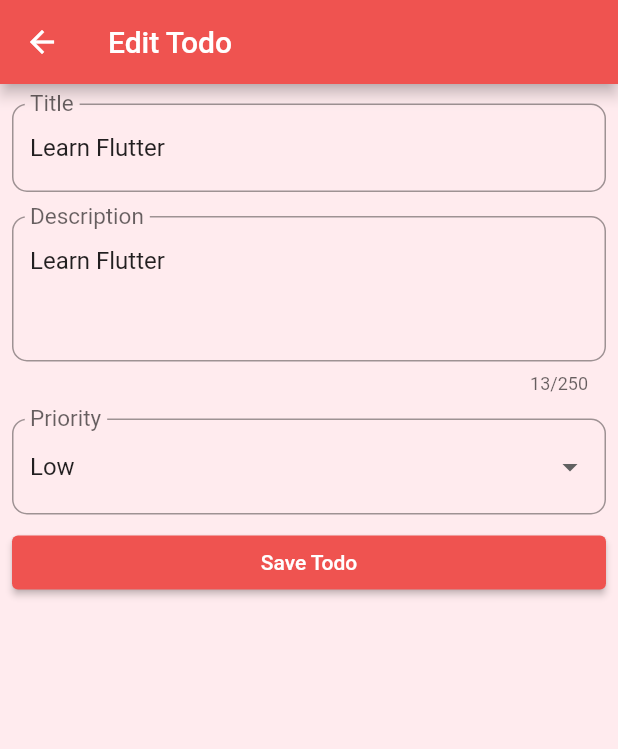
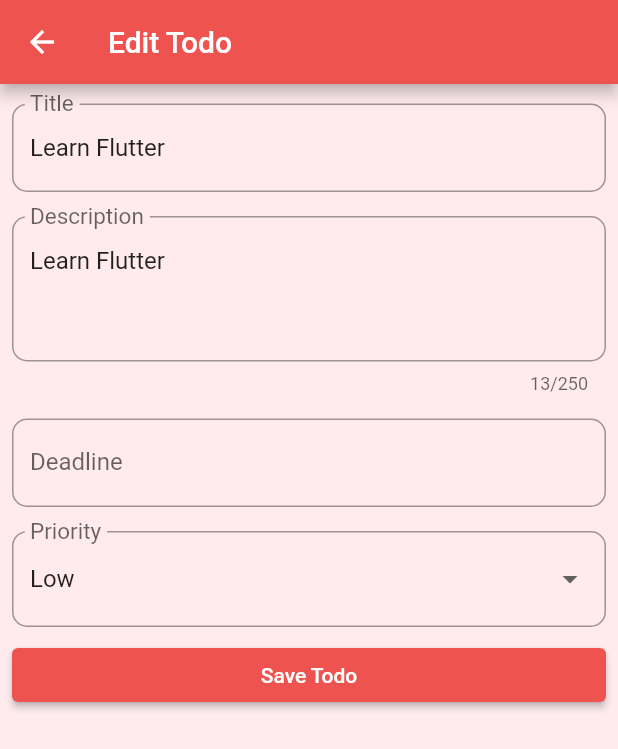
Before and after one commit to joinsigma/flutter-final-solutions, a Flutter app: the TodoEditScreen screen opened directly, on a phone screen of 412 x 824 dp. Shown: the top 749 px of the screen. Run offline on Flutter 3.47's test engine with Material 2 defaults, Android fonts, the phone set to English and light mode, and no system bars; our stand-ins replace bloc, connectivity_plus, equatable, firebase_core, flutter_bloc, kiwi and 3 more; accounts and stored records are empty.

Commit message:
Upgrade flutter.

```diff
--- a/module_3/assignment_4/todo_set_state/lib/ui/detail/todo_detail_screen.dart
+++ b/module_3/assignment_4/todo_set_state/lib/ui/detail/todo_detail_screen.dart
@@ -229,7 +229,7 @@
                         ),
                         ListTile(
                           title: const Text('Created At'),
-                          subtitle: Text(_dateFormat.format(DateTime.now())),
+                          subtitle: Text(_dateFormat.format(widget.todo.createdAt)),
                         ),
                         Padding(
                           padding:
--- a/module_3/assignment_4/todo_set_state/lib/ui/edit/todo_edit_screen.dart
+++ b/module_3/assignment_4/todo_set_state/lib/ui/edit/todo_edit_screen.dart
@@ -1,4 +1,8 @@
 import 'package:flutter/material.dart';
+import 'package:intl/intl.dart';
+import 'package:syncfusion_flutter_datepicker/datepicker.dart';
+import 'package:todo_set_state/data/network/rest_api_service.dart';
+import 'package:todo_set_state/data/storage/local_storage_service.dart';
 // import 'package:syncfusion_flutter_datepicker/datepicker.dart';
 
 class TodoEditScreen extends StatefulWidget {
@@ -9,15 +13,19 @@
 }
 
 class _TodoEditScreenState extends State<TodoEditScreen> {
+  late RestApiService _restApiService;
+  late LocalStorageService _localStorageService;
   late TextEditingController _titleCtrl;
   late TextEditingController _descriptionCtrl;
   late TextEditingController _deadlineCtrl;
-  late TextEditingController _priorityCtrl;
-  String dropDownValue = 'Low';
+  String priorityDropDownValue = 'Low';
   @override
   void initState() {
     _titleCtrl = TextEditingController(text: 'Learn Flutter');
     _descriptionCtrl = TextEditingController(text: 'Learn Flutter');
+    _restApiService = RestApiService();
+    _localStorageService = LocalStorageService();
+    _deadlineCtrl = TextEditingController();
     super.initState();
   }
 
@@ -61,42 +69,46 @@
                 ),
               ),
             ),
-            // Padding(
-            //   padding: const EdgeInsets.all(8.0),
-            //   child: TextFormField(
-            //     readOnly: true,
-            //     onTap: () {
-            //       showModalBottomSheet(
-            //         shape: RoundedRectangleBorder(
-            //             borderRadius: BorderRadius.circular(16)),
-            //         context: context,
-            //         builder: (context) => _datePicker(context),
-            //       );
-            //     },
-            //     controller: _deadlineCtrl,
-            //     decoration: const InputDecoration(
-            //       prefixIcon: Icon(Icons.calendar_today),
-            //     ),
-            //   ),
-            //   // child: TextFormField(
-            //   //   controller: _descriptionCtrl,
-            //   //   decoration: InputDecoration(
-            //   //     label: const Text('Deadline'),
-            //   //     floatingLabelStyle: const TextStyle(fontSize: 20),
-            //   //     border: OutlineInputBorder(
-            //   //       borderRadius: BorderRadius.circular(10),
-            //   //     ),
-            //   //   ),
-            //   //   onTap: () {
-            //   //     ///Set date
-            //   //   },
-            //   // ),
-            // ),
+            Padding(
+              padding: const EdgeInsets.all(8.0),
+              child: TextFormField(
+                readOnly: true,
+                onTap: () {
+                  showModalBottomSheet(
+                    shape: RoundedRectangleBorder(
+                        borderRadius: BorderRadius.circular(16)),
+                    context: context,
+                    builder: (context) => _datePicker(context),
+                  );
+                },
+                controller: _deadlineCtrl,
+                decoration: InputDecoration(
+                  label: const Text('Deadline'),
+                  floatingLabelStyle: const TextStyle(fontSize: 20),
+                  border: OutlineInputBorder(
+                    borderRadius: BorderRadius.circular(10),
+                  ),
+                ),
+              ),
+              // child: TextFormField(
+              //   controller: _descriptionCtrl,
+              //   decoration: InputDecoration(
+              //     label: const Text('Deadline'),
+              //     floatingLabelStyle: const TextStyle(fontSize: 20),
+              //     border: OutlineInputBorder(
+              //       borderRadius: BorderRadius.circular(10),
+              //     ),
+              //   ),
+              //   onTap: () {
+              //     ///Set date
+              //   },
+              // ),
+            ),
             Padding(
               padding: const EdgeInsets.all(8.0),
               child: DropdownButtonFormField(
                 decoration: InputDecoration(
-                  label: Text('Priority'),
+                  label: const Text('Priority'),
                   floatingLabelStyle: const TextStyle(fontSize: 20),
                   border: OutlineInputBorder(
                     borderRadius: BorderRadius.circular(10),
@@ -104,7 +116,7 @@
                 ),
                 isExpanded: true,
                 borderRadius: BorderRadius.circular(10),
-                value: dropDownValue,
+                value: priorityDropDownValue,
                 items: const [
                   DropdownMenuItem(
                     value: 'High',
@@ -122,7 +134,7 @@
                 onChanged: (value) {
                   setState(
                     () {
-                      dropDownValue = value as String;
+                      priorityDropDownValue = value as String;
                     },
                   );
                 },
@@ -142,32 +154,27 @@
     );
   }
 
-  // Widget _datePicker(BuildContext context) {
-  //   return SafeArea(
-  //     child: SfDateRangePicker(
-  //       controller: DateRangePickerController(),
-  //       selectionMode: DateRangePickerSelectionMode.single,
-  //       showActionButtons: true,
-  //       onSubmit: (value) {
-  //         print((value as PickerDateRange).startDate);
-  //         String startDate =
-  //             '${value.startDate?.day}/${value.startDate?.month}';
-  //         String endDate = '${value.endDate?.day}/${value.endDate?.month}';
-  //         _deadlineCtrl.text = "$startDate - $endDate";
-  //         Navigator.pop(context);
-  //       },
-  //       confirmText: 'CONFIRM DATES',
-  //       showNavigationArrow: true,
-  //
-  //       onCancel: () {
-  //         print('cancelled');
-  //         Navigator.pop(context);
-  //       },
-  //
-  //
-  //       // confirmText: 'Confirm',
-  //       // cancelText: 'Back',
-  //     ),
-  //   );
-  // }
+  Widget _datePicker(BuildContext context) {
+    return SafeArea(
+      child: SfDateRangePicker(
+        controller: DateRangePickerController(),
+        selectionMode: DateRangePickerSelectionMode.single,
+        showActionButtons: true,
+        onSubmit: (value) {
+          ///Once Confirm Date, format date and update controller.
+          final DateFormat dateFormat = DateFormat('EEEE, dd MMM yyyy');
+          final selectedDate = DateTime.parse(value.toString());
+          _deadlineCtrl.text = dateFormat.format(selectedDate);
+
+          ///Dismiss the bottom sheet.
+          Navigator.pop(context);
+        },
+        confirmText: 'CONFIRM DATE',
+        showNavigationArrow: true,
+        onCancel: () {
+          Navigator.pop(context);
+        },
+      ),
+    );
+  }
 }
--- a/module_3/assignment_4/todo_set_state/pubspec.yaml
+++ b/module_3/assignment_4/todo_set_state/pubspec.yaml
@@ -18,7 +18,7 @@
 version: 1.0.0+1
 
 environment:
-  sdk: ">=2.17.5 <3.0.0"
+  sdk: ">=2.18.0 <3.0.0"
 
 # Dependencies specify other packages that your package needs in order to work.
 # To automatically upgrade your package dependencies to the latest versions
@@ -32,7 +32,7 @@
   http: ^0.13.4
   connectivity_plus: ^2.3.5
   shared_preferences: ^2.0.15
-#  syncfusion_flutter_datepicker: ^20.3.61
+  syncfusion_flutter_datepicker: ^20.3.61
 
 
   # The following adds the Cupertino Icons font to your application.
```
Also changed, not shown: module_3/assignment_4/todo_set_state/pubspec.lock, 3 other files.
